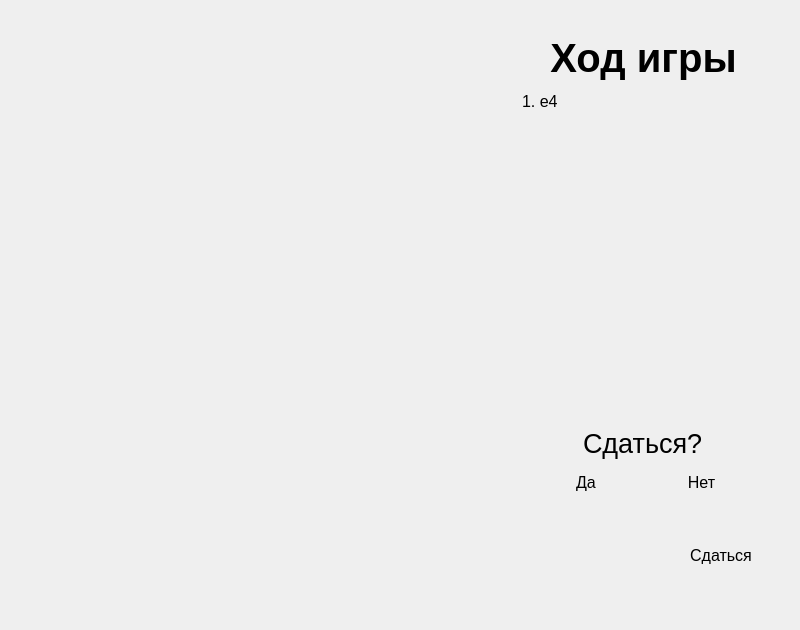
shinzowo/ChessTPU, file testing/simpleGUI/mainwindow.ui: the form before one commit.
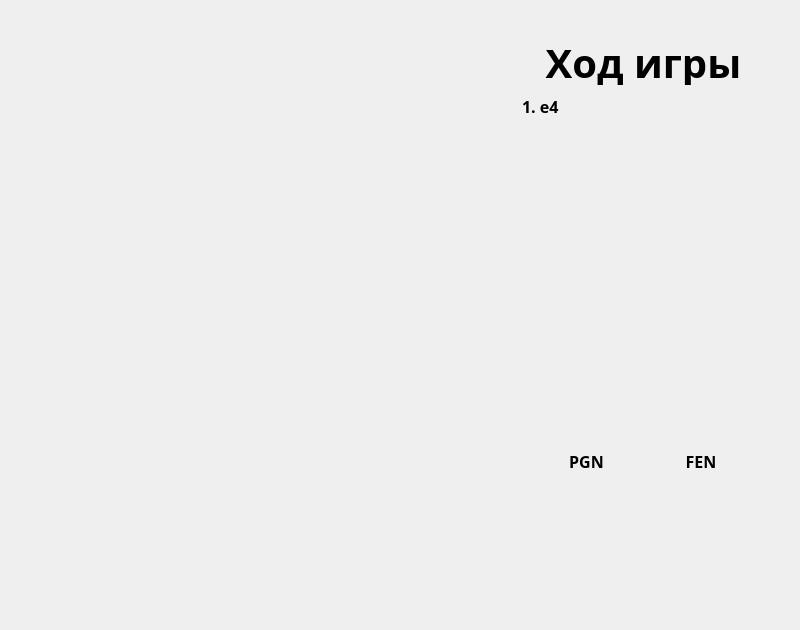
The form after the commit. The open tabs and pages were chosen to show the change. Icons and pictures are not drawn. Custom widgets are drawn as their Qt base class.

Commit message: Add buttons for game difficulty, save button and resign button, set new style for buttons

Diff of the .ui file:
```diff
--- a/testing/simpleGUI/mainwindow.ui
+++ b/testing/simpleGUI/mainwindow.ui
@@ -732,7 +732,7 @@
              </property>
              <property name="font">
               <font>
-               <family>Arial</family>
+               <family>Segoe UI Black</family>
                <pointsize>30</pointsize>
                <bold>true</bold>
                <kerning>true</kerning>
@@ -755,8 +755,9 @@
               <widget class="QLabel" name="label">
                <property name="font">
                 <font>
+                 <family>Segoe UI Semibold</family>
                  <pointsize>12</pointsize>
-                 <bold>false</bold>
+                 <bold>true</bold>
                 </font>
                </property>
                <property name="styleSheet">
@@ -804,70 +805,66 @@
               </size>
              </property>
              <property name="styleSheet">
-              <string notr="true">background-color:&quot;#D9D9D9&quot;; border-radius: 10px;</string>
+              <string notr="true">background-color:&quot;#e3e3e3&quot;; border-radius:5px;</string>
              </property>
-             <layout class="QVBoxLayout" name="verticalLayout_5">
-              <item alignment="Qt::AlignmentFlag::AlignHCenter">
-               <widget class="QLabel" name="label_2">
+             <layout class="QHBoxLayout" name="horizontalLayout_11">
+              <property name="leftMargin">
+               <number>10</number>
+              </property>
+              <property name="topMargin">
+               <number>10</number>
+              </property>
+              <property name="rightMargin">
+               <number>10</number>
+              </property>
+              <property name="bottomMargin">
+               <number>10</number>
+              </property>
+              <item>
+               <widget class="QPushButton" name="PGNButton">
+                <property name="minimumSize">
+                 <size>
+                  <width>0</width>
+                  <height>30</height>
+                 </size>
+                </property>
                 <property name="font">
                  <font>
-                  <pointsize>20</pointsize>
-                  <bold>false</bold>
+                  <family>Segoe UI Semibold</family>
+                  <pointsize>12</pointsize>
+                  <bold>true</bold>
                  </font>
                 </property>
                 <property name="styleSheet">
-                 <string notr="true">QLabel{color:#000000;}</string>
+                 <string notr="true">background-color:&quot;#232E35&quot;;</string>
                 </property>
                 <property name="text">
-                 <string>Сдаться?</string>
+                 <string>PGN</string>
                 </property>
                </widget>
               </item>
               <item>
-               <layout class="QHBoxLayout" name="horizontalLayout_5">
-                <item>
-                 <widget class="QPushButton" name="TrueResignButton">
-                  <property name="minimumSize">
-                   <size>
-                    <width>0</width>
-                    <height>30</height>
-                   </size>
-                  </property>
-                  <property name="font">
-                   <font>
-                    <pointsize>12</pointsize>
-                   </font>
-                  </property>
-                  <property name="styleSheet">
-                   <string notr="true">background-color:&quot;#3D4E59&quot;;</string>
-                  </property>
-                  <property name="text">
-                   <string>Да</string>
-                  </property>
-                 </widget>
-                </item>
-                <item>
-                 <widget class="QPushButton" name="FalseResignButton">
-                  <property name="minimumSize">
-                   <size>
-                    <width>0</width>
-                    <height>30</height>
-                   </size>
-                  </property>
-                  <property name="font">
-                   <font>
-                    <pointsize>12</pointsize>
-                   </font>
-                  </property>
-                  <property name="styleSheet">
-                   <string notr="true">background-color:&quot;#3D4E59&quot;;</string>
-                  </property>
-                  <property name="text">
-                   <string>Нет</string>
-                  </property>
-                 </widget>
-                </item>
-               </layout>
+               <widget class="QPushButton" name="FENButton">
+                <property name="minimumSize">
+                 <size>
+                  <width>0</width>
+                  <height>30</height>
+                 </size>
+                </property>
+                <property name="font">
+                 <font>
+                  <family>Segoe UI Semibold</family>
+                  <pointsize>12</pointsize>
+                  <bold>true</bold>
+                 </font>
+                </property>
+                <property name="styleSheet">
+                 <string notr="true">background-color:&quot;#232E35&quot;;</string>
+                </property>
+                <property name="text">
+                 <string>FEN</string>
+                </property>
+               </widget>
               </item>
              </layout>
             </widget>
@@ -884,21 +881,114 @@
               <string notr="true">background-color:&quot;#232E35&quot;; border-radius: 10px;</string>
              </property>
              <layout class="QHBoxLayout" name="horizontalLayout_6">
-              <item alignment="Qt::AlignmentFlag::AlignRight">
+              <property name="leftMargin">
+               <number>10</number>
+              </property>
+              <property name="topMargin">
+               <number>10</number>
+              </property>
+              <property name="rightMargin">
+               <number>10</number>
+              </property>
+              <property name="bottomMargin">
+               <number>10</number>
+              </property>
+              <item>
+               <widget class="QPushButton" name="saveGameButton">
+                <property name="minimumSize">
+                 <size>
+                  <width>50</width>
+                  <height>30</height>
+                 </size>
+                </property>
+                <property name="maximumSize">
+                 <size>
+                  <width>50</width>
+                  <height>16777215</height>
+                 </size>
+                </property>
+                <property name="text">
+                 <string/>
+                </property>
+                <property name="icon">
+                 <iconset resource="res.qrc">
+                  <normaloff>:/icons/icons/save.svg</normaloff>:/icons/icons/save.svg</iconset>
+                </property>
+                <property name="iconSize">
+                 <size>
+                  <width>25</width>
+                  <height>25</height>
+                 </size>
+                </property>
+               </widget>
+              </item>
+              <item>
+               <spacer name="horizontalSpacer_2">
+                <property name="orientation">
+                 <enum>Qt::Orientation::Horizontal</enum>
+                </property>
+                <property name="sizeHint" stdset="0">
+                 <size>
+                  <width>40</width>
+                  <height>20</height>
+                 </size>
+                </property>
+               </spacer>
+              </item>
+              <item>
                <widget class="QPushButton" name="ResignButton">
                 <property name="minimumSize">
                  <size>
-                  <width>70</width>
+                  <width>50</width>
                   <height>30</height>
                  </size>
                 </property>
+                <property name="maximumSize">
+                 <size>
+                  <width>50</width>
+                  <height>16777215</height>
+                 </size>
+                </property>
                 <property name="font">
                  <font>
                   <pointsize>12</pointsize>
                  </font>
                 </property>
                 <property name="text">
-                 <string>Сдаться</string>
+                 <string/>
+                </property>
+                <property name="icon">
+                 <iconset resource="res.qrc">
+                  <normaloff>:/icons/icons/surrender.svg</normaloff>:/icons/icons/surrender.svg</iconset>
+                </property>
+                <property name="iconSize">
+                 <size>
+                  <width>25</width>
+                  <height>25</height>
+                 </size>
+                </property>
+               </widget>
+              </item>
+              <item>
+               <widget class="QPushButton" name="cancelResignButton">
+                <property name="minimumSize">
+                 <size>
+                  <width>30</width>
+                  <height>30</height>
+                 </size>
+                </property>
+                <property name="maximumSize">
+                 <size>
+                  <width>30</width>
+                  <height>16777215</height>
+                 </size>
+                </property>
+                <property name="text">
+                 <string/>
+                </property>
+                <property name="icon">
+                 <iconset resource="res.qrc">
+                  <normaloff>:/icons/icons/delete-1--remove-add-button-buttons-delete-cross-x-mathematics-multiply-math.svg</normaloff>:/icons/icons/delete-1--remove-add-button-buttons-delete-cross-x-mathematics-multiply-math.svg</iconset>
                 </property>
                </widget>
               </item>
@@ -965,6 +1055,7 @@
                <height>100</height>
               </size>
              </property>
+             <layout class="QHBoxLayout" name="horizontalLayout_5"/>
             </widget>
            </item>
            <item>
```
Left out of the diff: 385 changed lines with no effect on the pictures. The commit also changes 13 other files.
